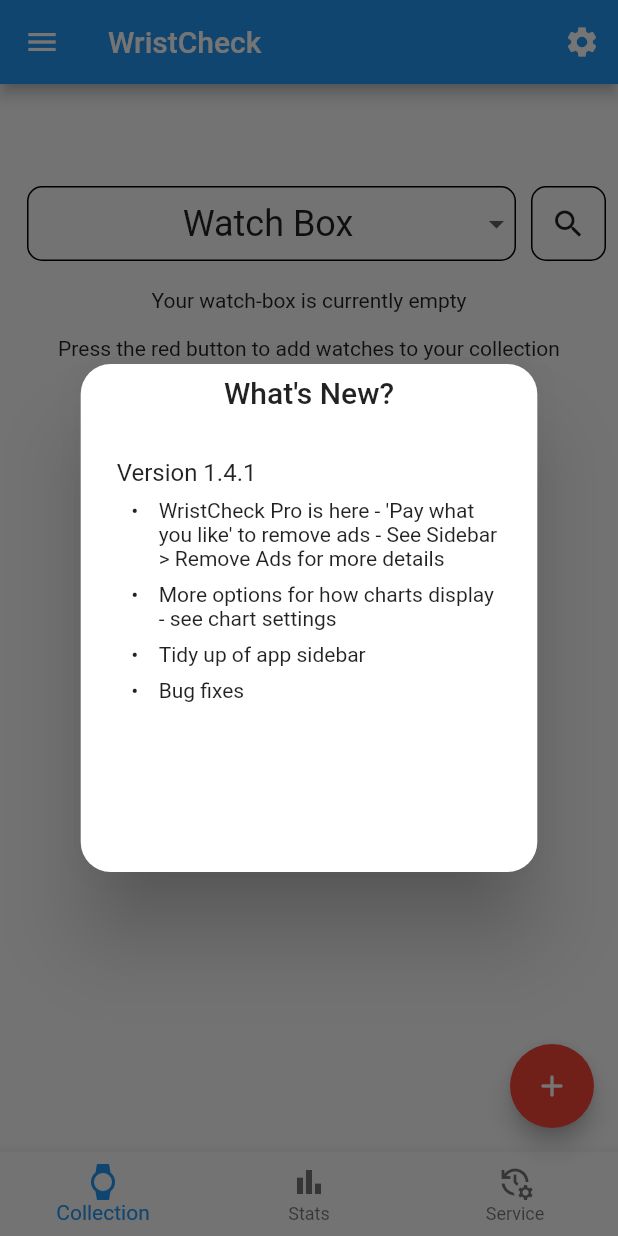
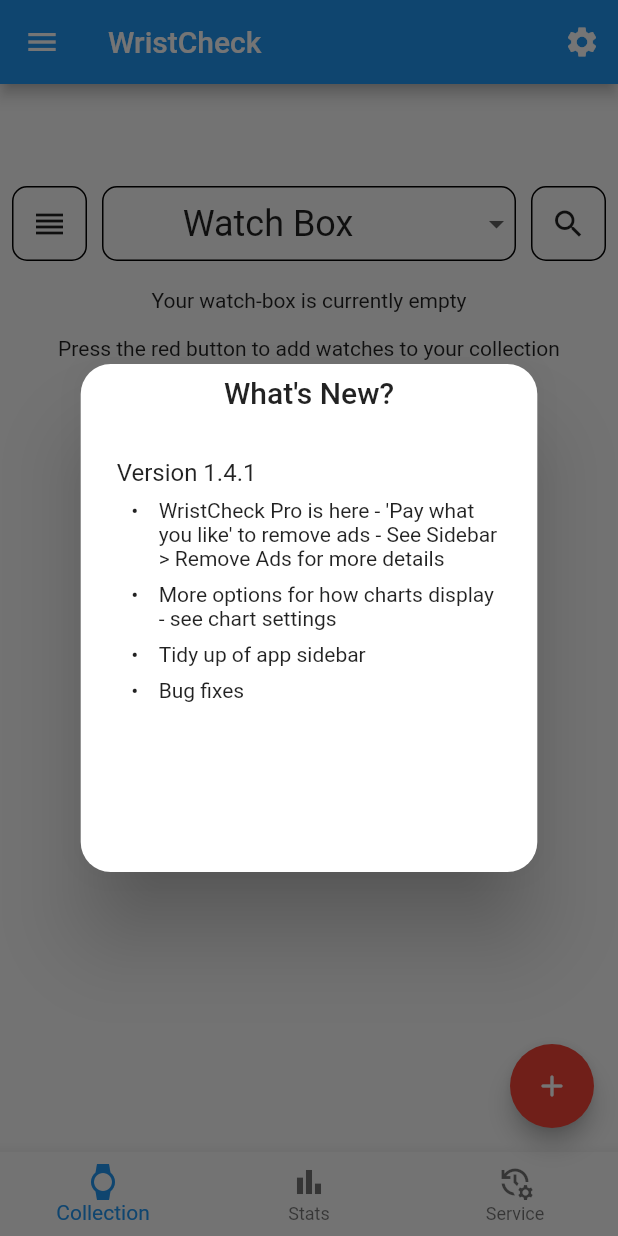
Before and after one commit to Stif-UK/WristCheck, a Flutter app: the screen it shows after launch, on a phone screen of 412 x 824 dp. Run offline on Flutter 3.47's test engine with Material 2 defaults, Android fonts, the phone set to English and light mode, and no system bars; drawn by our look-alikes of google_mobile_ads; our stand-ins replace file_picker, flutter_local_notifications, flutter_markdown, get, hive, hive_flutter and 10 more; missing offline and left inert: app_tracking_transparency, purchases_flutter; accounts and stored records are empty; network calls fail; statements that could not run were skipped.

Commit message:
added filter button - not implemented

```diff
--- a/lib/ui/watchbox.dart
+++ b/lib/ui/watchbox.dart
@@ -77,6 +77,18 @@ class _WatchBoxState extends State<Watchbox> {
             padding: const EdgeInsets.all(8.0),
             child: Row(
               children: [
+                Container(
+                  decoration: BoxDecoration(
+                      border: Border.all(),
+                      shape: BoxShape.rectangle,
+                      borderRadius: const BorderRadius.all(Radius.circular(10))),
+                  child: IconButton(
+                    icon: const Icon(Icons.reorder),
+                    onPressed: (){
+                      //TODO: Implement Enums for order of list plus filters to affect returned lists
+                    },
+                  ),
+                ),
                 Expanded(
                   child: Container(
                     margin: const EdgeInsets.all(10.0),
```
